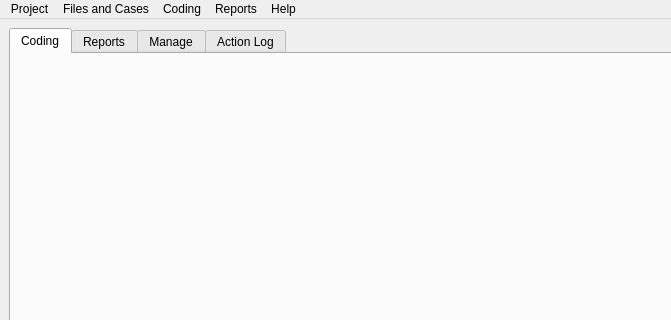
Above: GUI_UIs/ui_main.ui from ccbogel/QualCoder before the change; both pictures show x 0 to 671 and y 0 to 320 of the 1024 by 600 pixel window. Below: the same form after it.
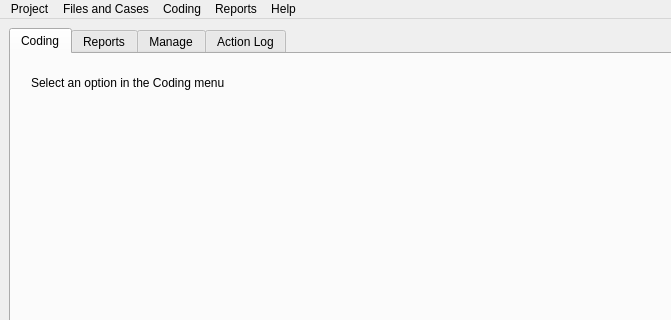
That is the form after the change. The open tabs and pages were chosen to show the change.

```diff
--- a/GUI_UIs/ui_main.ui
+++ b/GUI_UIs/ui_main.ui
@@ -24,6 +24,19 @@
        <attribute name="title">
         <string>Coding</string>
        </attribute>
+       <widget class="QLabel" name="label_manage_2">
+        <property name="geometry">
+         <rect>
+          <x>20</x>
+          <y>20</y>
+          <width>511</width>
+          <height>17</height>
+         </rect>
+        </property>
+        <property name="text">
+         <string>Select an option in the Coding menu</string>
+        </property>
+       </widget>
       </widget>
       <widget class="QWidget" name="tab_reports">
        <attribute name="title">
```
Left out of the diff: 28 changed lines with no effect on the pictures.
